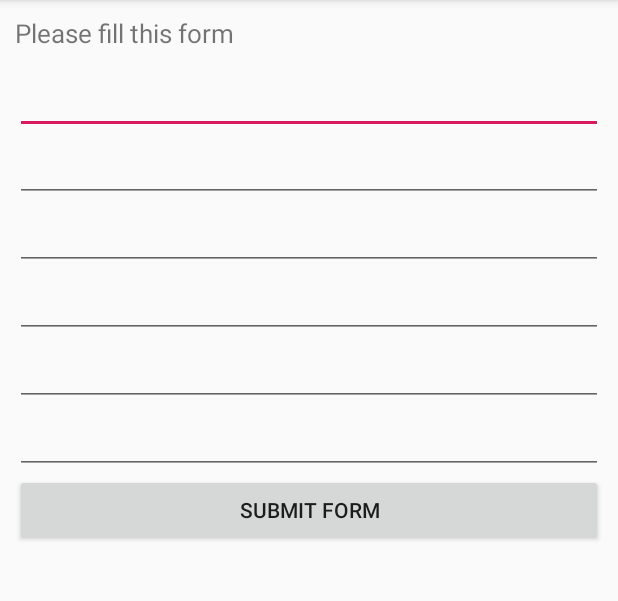
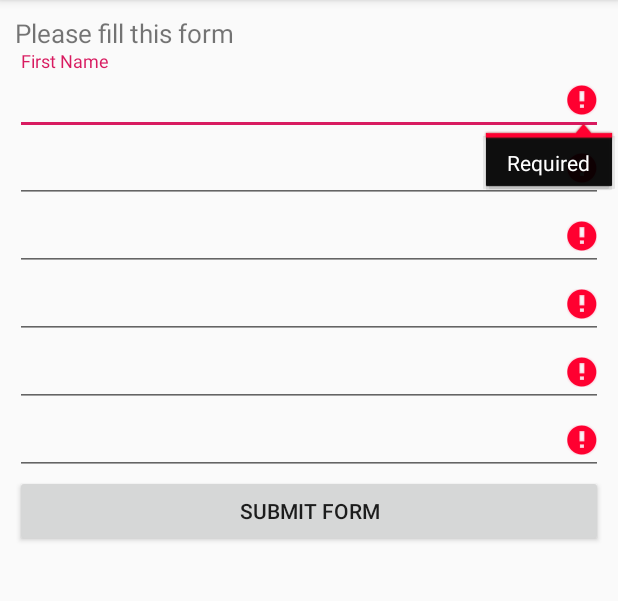
Before and after one commit to Drabu/FormValidator, an Android app: the screen it shows after launch (MainActivity), after a tap on "SUBMIT FORM", on a phone screen of 412 x 824 dp, the part 84-685 px from its top. Run offline under Robolectric (Android 15) with nearby library versions, the phone set to English and light mode, and no system bars; our stand-ins replace data binding.

Commit message:
added Message for validation

```diff
--- a/app/build.gradle
+++ b/app/build.gradle
@@ -33,6 +33,9 @@ dependencies {
     androidTestImplementation 'com.android.support.test.espresso:espresso-core:3.0.2'
     implementation project(':validation')
     implementation "org.jetbrains.kotlin:kotlin-stdlib-jdk7:$kotlin_version"
+
+    implementation 'com.android.support:design:28.0.0'
+
 }
 repositories {
     mavenCentral()
--- a/app/src/main/java/com/oneclickaway/opensource/formvalidationsexample/MainActivity.kt
+++ b/app/src/main/java/com/oneclickaway/opensource/formvalidationsexample/MainActivity.kt
@@ -4,6 +4,7 @@ import android.databinding.DataBindingUtil
 import android.os.Binder
 import android.os.Bundle
 import android.os.PersistableBundle
+import android.support.design.widget.TextInputEditText
 import android.support.v7.app.AppCompatActivity
 import android.view.View
 import android.widget.Toast
@@ -16,12 +17,12 @@ class MainActivity : AppCompatActivity(), OnResponseListener , View.OnClickListe
 
     private lateinit var mainActivityMainBinding : ActivityMainBinding
 
-
     override fun onCreate(savedInstanceState: Bundle?) {
         super.onCreate(savedInstanceState)
         mainActivityMainBinding =  DataBindingUtil.setContentView(this, R.layout.activity_main)
 
         mainActivityMainBinding.submitFormBTN.setOnClickListener(this)
+
 
 
     }
@@ -44,8 +45,9 @@ class MainActivity : AppCompatActivity(), OnResponseListener , View.OnClickListe
             R.id.submitFormBTN -> {
                 val optionalInput = intArrayOf(R.id.optionalFirstET, R.id.optionalSecondET)
 
-                FormValidator().isFormValidated( onResponseListener = this,  viewGroup = mainActivityMainBinding.mainLinearLayoutLL)
+                FormValidator().isFormValidated( onResponseListener = this,  viewGroup = mainActivityMainBinding.mainLinearLayoutLL, showErrors = true)
             }
+
 
         }
 
@@ -53,4 +55,5 @@ class MainActivity : AppCompatActivity(), OnResponseListener , View.OnClickListe
 
 
 
+
 }
--- a/app/src/main/res/layout/activity_main.xml
+++ b/app/src/main/res/layout/activity_main.xml
@@ -25,10 +25,20 @@
             android:layout_width="match_parent"
             android:layout_height="wrap_content">
 
-            <EditText
-                android:layout_marginTop="10dp"
+
+            <android.support.design.widget.TextInputLayout
                 android:layout_width="match_parent"
-                android:layout_height="wrap_content" />
+                android:layout_height="wrap_content">
+
+                <EditText
+                    android:inputType="textPassword"
+                    android:hint="First Name"
+                    android:layout_marginTop="10dp"
+                    android:layout_width="match_parent"
+                    android:layout_height="wrap_content" />
+
+            </android.support.design.widget.TextInputLayout>
+
 
 
             <EditText
--- a/validation/build.gradle
+++ b/validation/build.gradle
@@ -34,6 +34,8 @@ dependencies {
     androidTestImplementation 'com.android.support.test:runner:1.0.2'
     androidTestImplementation 'com.android.support.test.espresso:espresso-core:3.0.2'
     implementation "org.jetbrains.kotlin:kotlin-stdlib-jdk7:$kotlin_version"
+    implementation 'com.android.support:design:28.0.0'
+
 }
 repositories {
     mavenCentral()
--- a/validation/src/main/java/com/oneclickaway/opensource/validation/model/FormValidator.kt
+++ b/validation/src/main/java/com/oneclickaway/opensource/validation/model/FormValidator.kt
@@ -1,6 +1,9 @@
 package com.oneclickaway.opensource.validation.model
 
 import android.os.AsyncTask
+import android.os.Build
+import android.support.annotation.RequiresApi
+import android.support.design.widget.TextInputLayout
 import android.util.Log
 import android.view.View
 import android.view.ViewGroup
@@ -11,12 +14,12 @@ import java.util.stream.IntStream
 class FormValidator {
 
     /*optional  arrays*/
-    fun isFormValidated( viewGroup: ViewGroup, onResponseListener: OnResponseListener, showErrors: Boolean = false, optionalParams: IntArray = intArrayOf()){
-        ValidateForm(optionalParams =optionalParams,  showErrors =  showErrors, onResponseListener =  onResponseListener).execute(viewGroup)
+    fun isFormValidated( viewGroup: ViewGroup, onResponseListener: OnResponseListener, showErrors: Boolean = false, optionalParams: IntArray = intArrayOf(), message: String = "Required"){
+        ValidateForm(message =  message,  optionalParams =optionalParams,  showErrors =  showErrors, onResponseListener =  onResponseListener).execute(viewGroup)
     }
 }
 
-private class ValidateForm (var showErrors: Boolean, var onResponseListener: OnResponseListener, var optionalParams:IntArray ) : AsyncTask<ViewGroup, View, Void>() {
+private class ValidateForm (var message : String , var showErrors: Boolean, var onResponseListener: OnResponseListener, var optionalParams:IntArray ) : AsyncTask<ViewGroup, View, Void>() {
 
     var isFormFilled: Boolean = true
 
@@ -27,7 +30,8 @@ private class ValidateForm (var showErrors: Boolean, var onResponseListener: OnR
 
     override fun onProgressUpdate(vararg values: View) {
         super.onProgressUpdate(*values)
-        if (showErrors) (values[0] as EditText).error = "Required"
+
+        if (showErrors) (values[0] as EditText).error = message
         isFormFilled = false
     }
 
@@ -39,21 +43,15 @@ private class ValidateForm (var showErrors: Boolean, var onResponseListener: OnR
     fun checkIfFieldLeftBlank(v: ViewGroup) {
         for (i in 0 until v.childCount) {
             if (v.getChildAt(i) is EditText) {
+
                 if ((v.getChildAt(i) as EditText).text.toString().isEmpty() && !(optionalParams.contains(v.getChildAt(i).id))) {
                     /*edit text is empty*/
                     publishProgress(v.getChildAt(i))
-                    /*for(j in 0 until optionalParams!!.size){
-                        if (v.getChildAt(i).id == optionalParams!![j]){
-                            isOptional = true
-                        }
-                        if (!isOptional){
-                            isOptional = false
+                }
+                Log.d("FormValidator ", "Parent is Layout " + ((v.getChildAt(i) as EditText ).parent is TextInputLayout))
+            } else if (v.getChildAt(i) is ViewGroup) {
+                    checkIfFieldLeftBlank(v.getChildAt(i) as ViewGroup)
 
-                        }
-                    }*/
-                }
-            } else if (v.getChildAt(i) is ViewGroup) {
-                checkIfFieldLeftBlank(v.getChildAt(i) as ViewGroup)
             }
         }
     }
```
